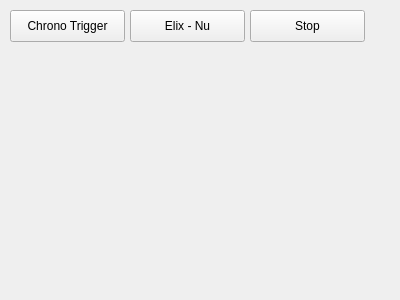
Above: MainWindow.ui from yupferris/snes-apu-dbg before the change. Below: the same form after it.
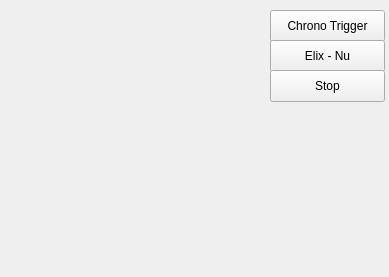
That is the form after the change.

Commit message: Ram viewer works :D

```diff
--- a/MainWindow.ui
+++ b/MainWindow.ui
@@ -6,8 +6,8 @@
    <rect>
     <x>0</x>
     <y>0</y>
-    <width>400</width>
-    <height>300</height>
+    <width>389</width>
+    <height>277</height>
    </rect>
   </property>
   <property name="windowTitle">
@@ -17,7 +17,7 @@
    <widget class="QPushButton" name="songAButton">
     <property name="geometry">
      <rect>
-      <x>10</x>
+      <x>270</x>
       <y>10</y>
       <width>115</width>
       <height>32</height>
@@ -30,8 +30,8 @@
    <widget class="QPushButton" name="songBButton">
     <property name="geometry">
      <rect>
-      <x>130</x>
-      <y>10</y>
+      <x>270</x>
+      <y>40</y>
       <width>115</width>
       <height>32</height>
      </rect>
@@ -43,8 +43,8 @@
    <widget class="QPushButton" name="stopButton">
     <property name="geometry">
      <rect>
-      <x>250</x>
-      <y>10</y>
+      <x>270</x>
+      <y>70</y>
       <width>115</width>
       <height>32</height>
      </rect>
@@ -53,16 +53,16 @@
      <string>Stop</string>
     </property>
    </widget>
-  </widget>
-  <widget class="QMenuBar" name="menuBar">
+   <widget class="QWidget" name="ramViewerContainer" native="true">
    <property name="geometry">
     <rect>
-     <x>0</x>
-     <y>0</y>
-     <width>400</width>
-     <height>22</height>
-    </rect>
-   </property>
+      <x>10</x>
+      <y>10</y>
+      <width>256</width>
+      <height>256</height>
+     </rect>
+    </property>
+   </widget>
   </widget>
  </widget>
  <layoutdefault spacing="6" margin="11"/>
```
Lines whose indentation alone changed are shown as unchanged. The commit also changes 12 other files.
